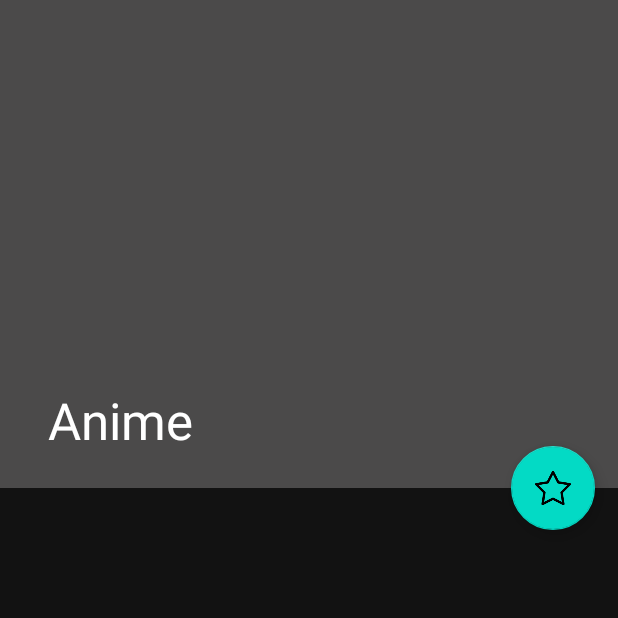
After one commit to Fangzsx/animu-db, an Android app: the AnimeActivity screen opened directly, with no data from a screen before it, on a phone screen of 412 x 824 dp, the top half of it. The commit adds this screen. Run offline under Robolectric (Android 15) with nearby library versions, the phone set to English and light mode, and no system bars; our stand-ins replace sdp/ssp sizes; network calls fail.

Commit message:
add anime activity, use tablayout

```diff
--- a/app/src/main/AndroidManifest.xml
+++ b/app/src/main/AndroidManifest.xml
@@ -2,7 +2,7 @@
 <manifest xmlns:android="http://schemas.android.com/apk/res/android"
     package="com.fangzsx.animu_db">
 
-    <uses-permission android:name="android.permission.INTERNET"/>
+    <uses-permission android:name="android.permission.INTERNET" />
 
     <application
         android:allowBackup="true"
@@ -11,6 +11,9 @@
         android:roundIcon="@mipmap/ic_launcher_round"
         android:supportsRtl="true"
         android:theme="@style/Theme.Animudb">
+        <activity
+            android:name=".ui.activities.AnimeActivity"
+            android:exported="false" />
         <activity
             android:name=".ui.activities.MainActivity"
             android:exported="true">
--- /dev/null
+++ b/app/src/main/java/com/fangzsx/animu_db/ui/activities/AnimeActivity.kt
@@ -0,0 +1,19 @@
+package com.fangzsx.animu_db.ui.activities
+
+import androidx.appcompat.app.AppCompatActivity
+import android.os.Bundle
+import android.widget.TabHost
+import com.fangzsx.animu_db.databinding.ActivityAnimeBinding
+
+class AnimeActivity : AppCompatActivity() {
+    private lateinit var binding : ActivityAnimeBinding
+
+
+    override fun onCreate(savedInstanceState: Bundle?) {
+        super.onCreate(savedInstanceState)
+        binding = ActivityAnimeBinding.inflate(layoutInflater)
+        setContentView(binding.root)
+
+
+    }
+}
--- a/app/src/main/java/com/fangzsx/animu_db/ui/fragments/AnimeFragment.kt
+++ b/app/src/main/java/com/fangzsx/animu_db/ui/fragments/AnimeFragment.kt
@@ -37,19 +37,27 @@ class AnimeFragment : Fragment() {
         super.onViewCreated(view, savedInstanceState)
 
 
-        animeFragmentVM.recommendations.observe(viewLifecycleOwner){ list ->
-            recommendationsAdapter.differ.submitList(list)
 
-        }
+
+        setupRecommendationsRecyclerView()
+
+
+    }
+
+    private fun setupRecommendationsRecyclerView() {
+        observeList()
 
         binding.rvRecommendations.apply {
             layoutManager = LinearLayoutManager(activity, LinearLayoutManager.HORIZONTAL, false)
             adapter = recommendationsAdapter
         }
+    }
 
+    private fun observeList() {
+        animeFragmentVM.recommendations.observe(viewLifecycleOwner) { list ->
+            recommendationsAdapter.differ.submitList(list)
 
-
-
+        }
     }
 
 
--- /dev/null
+++ b/app/src/main/res/layout/activity_anime.xml
@@ -0,0 +1,52 @@
+<?xml version="1.0" encoding="utf-8"?>
+<androidx.coordinatorlayout.widget.CoordinatorLayout xmlns:android="http://schemas.android.com/apk/res/android"
+    xmlns:app="http://schemas.android.com/apk/res-auto"
+    xmlns:tools="http://schemas.android.com/tools"
+    android:layout_width="match_parent"
+    android:layout_height="match_parent"
+    tools:context=".ui.activities.AnimeActivity">
+
+    <com.google.android.material.appbar.AppBarLayout
+        android:layout_width="match_parent"
+        android:layout_height="@dimen/_250sdp"
+        android:backgroundTint="@color/gray">
+        <com.google.android.material.appbar.CollapsingToolbarLayout
+            android:id="@+id/clToolbar"
+            android:layout_width="match_parent"
+            android:layout_height="match_parent"
+            app:contentScrim="@color/black"
+            app:title="Anime"
+            app:expandedTitleTextColor="@color/white"
+            app:collapsedTitleTextColor="@color/white"
+            app:layout_scrollFlags="scroll|snap|exitUntilCollapsed">
+            <ImageView
+                android:layout_width="match_parent"
+                android:layout_height="match_parent"
+                app:layout_collapseMode="parallax"
+                android:scaleType="centerCrop"/>
+            <androidx.appcompat.widget.Toolbar
+                android:layout_width="match_parent"
+                android:layout_height="?actionBarSize"
+                app:layout_collapseMode="pin"/>
+        </com.google.android.material.appbar.CollapsingToolbarLayout>
+    </com.google.android.material.appbar.AppBarLayout>
+
+    <com.google.android.material.floatingactionbutton.FloatingActionButton
+        android:layout_width="wrap_content"
+        android:layout_height="wrap_content"
+        android:src="@drawable/favorites"
+        app:layout_anchor="@id/clToolbar"
+        app:layout_anchorGravity="bottom|end"
+        android:layout_marginEnd="@dimen/_12sdp"/>
+
+    <androidx.core.widget.NestedScrollView
+        android:layout_width="match_parent"
+        android:layout_height="match_parent"
+        app:layout_behavior="com.google.android.material.appbar.AppBarLayout$ScrollingViewBehavior">
+
+
+
+    </androidx.core.widget.NestedScrollView>
+
+
+</androidx.coordinatorlayout.widget.CoordinatorLayout>
--- /dev/null
+++ b/app/src/main/res/values-night/colors.xml
@@ -0,0 +1,4 @@
+<?xml version="1.0" encoding="utf-8"?>
+<resources>
+    <color name="gray">#4B4A4A</color>
+</resources>
--- a/app/src/main/res/values/colors.xml
+++ b/app/src/main/res/values/colors.xml
@@ -8,4 +8,5 @@
     <color name="black">#FF000000</color>
     <color name="white">#FFFFFFFF</color>
     <color name="blue">#03A9F4</color>
+    <color name="gray">#4B4A4A</color>
 </resources>
```
